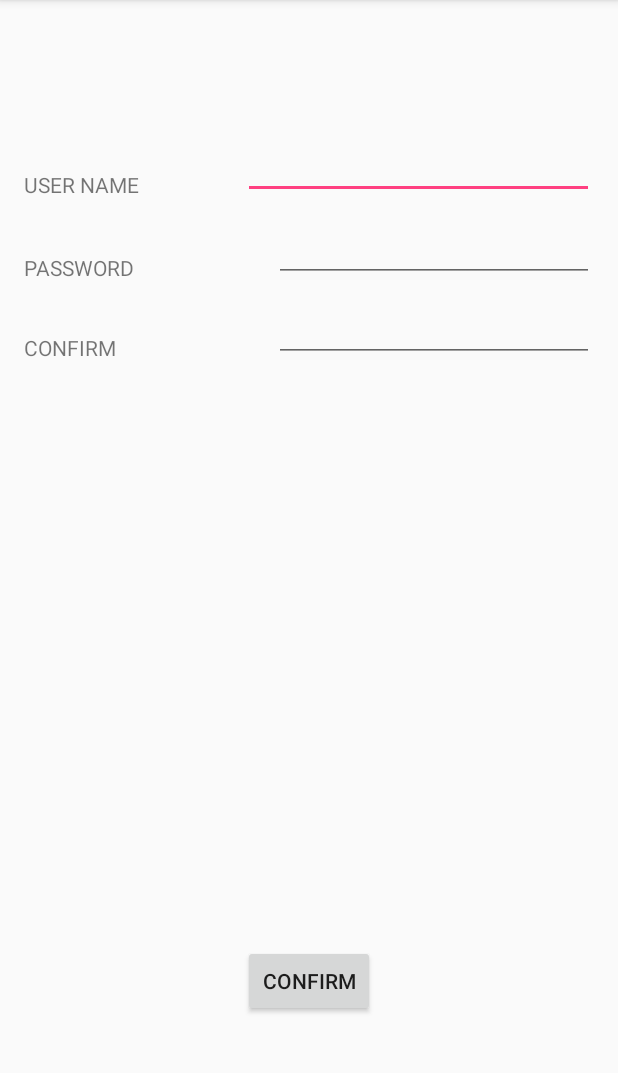
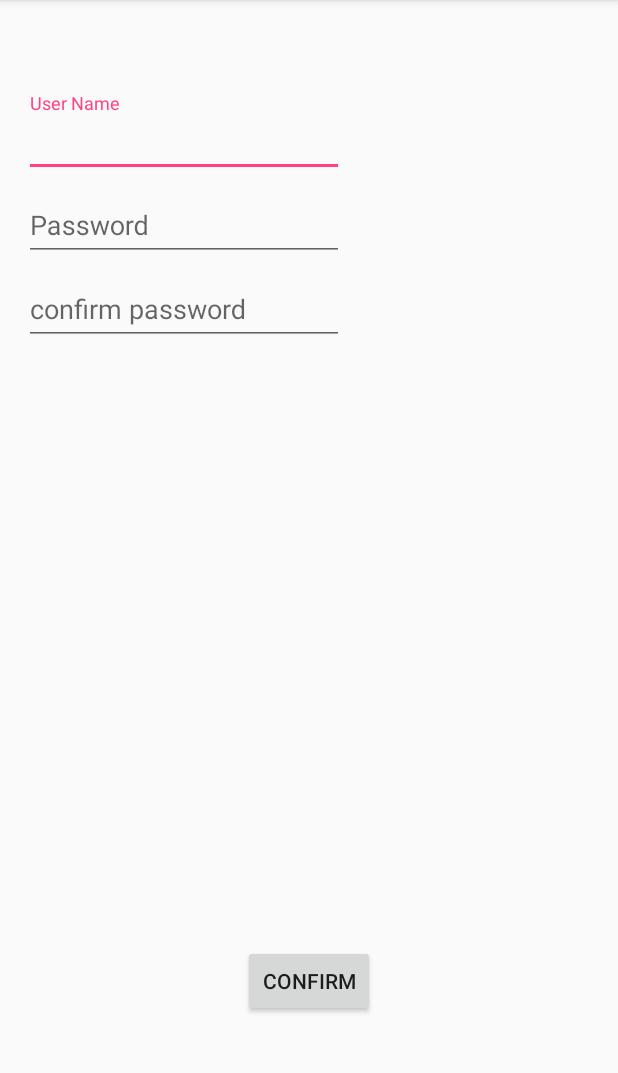
Before and after one commit to adeemwt/NewTankGame, an Android app: the screen it shows after launch (SignUpActivity), after a tap on "SIGN UP", on a phone screen of 412 x 824 dp, the part 84-1157 px from its top. Run offline under Robolectric (Android 15) with nearby library versions, the phone set to English and light mode, and no system bars; libraries missing offline, so code that uses them is left out: com.firebase.client; 1 statement that could not run was skipped.

Commit message:
changes before tragil 2 submition

```diff
--- a/app/src/main/java/classes/Tank.java
+++ b/app/src/main/java/classes/Tank.java
@@ -17,11 +17,11 @@ import java.util.Comparator;
  4.	Class - Player  (var)
 
  */
-public class Tank implements Comparable<Tank> { //player id? or a class player? איקe vy tank has a player what deos the player class do other than save the id and name? nothing .. but you need a conection so you can use it to save if we won or not okzy, then plalyer , less searches WAT?
+public class Tank implements Comparable<Tank> {
     private Point position;
     private int currentScore;
     private Player player;
-    private Color colour;//every tank has a player, and when it scores it saves ... i dont know what the player deos XD
+    private Color colour;
     private float headingAngle;
 
     public Tank(Player player,Color colour){
--- a/app/src/main/java/com/example/adeem/tankgame/MainActivity.java
+++ b/app/src/main/java/com/example/adeem/tankgame/MainActivity.java
@@ -2,6 +2,7 @@ package com.example.adeem.tankgame;
 
 import android.content.Intent;
 import android.content.SharedPreferences;
+import android.content.res.Resources;
 import android.os.Bundle;
 import android.support.v7.app.AppCompatActivity;
 import android.view.View;
@@ -19,12 +20,14 @@ public class MainActivity extends AppCompatActivity implements View.OnClickListe
     Button startGame;
     Button startGameMulti;
     Button logoff;
-    TextView textRef;
-    SharedPreferences prefs;
-    Spinner spinner;
+    private TextView textRef;
+    private SharedPreferences prefs;
+    private Spinner spinner;
 
-    String MY_PREFS_NAME = "usernamePREFS";
+    private String my_pref_name ;
+    private String SHuserName ;
 
+    private Resources res;
     @Override
     protected void onCreate(Bundle savedInstanceState) {
         super.onCreate(savedInstanceState);
@@ -35,6 +38,8 @@ public class MainActivity extends AppCompatActivity implements View.OnClickListe
         this.highScores = (Button)findViewById(R.id.highScoresBTN);
         this.startGame =  (Button)findViewById(R.id.startBTN);
         this.startGameMulti =  (Button)findViewById(R.id.multiBTN);
+        this.startGameMulti.setClickable(false);
+      //  this.startGameMulti.setVisibility(View.GONE);
         this.signup.setOnClickListener(this);
         this.signin.setOnClickListener(this);
         this.startGame.setOnClickListener(this);
@@ -45,17 +50,33 @@ public class MainActivity extends AppCompatActivity implements View.OnClickListe
 
         this.textRef = (TextView)findViewById(R.id.txtinhere);
 
+        res = getResources();
+
+        my_pref_name = res.getString(R.string.SharedPreferencesPrefsName);
+        SHuserName = res.getString(R.string.SharedPreferencesUserName);
 
         spinner = (Spinner) findViewById(R.id.Diff_spinner);
         ArrayAdapter<CharSequence> adapter = ArrayAdapter.createFromResource(this,
                 R.array.Diff_spinner, android.R.layout.simple_spinner_item);
         adapter.setDropDownViewResource(android.R.layout.simple_spinner_dropdown_item);
         spinner.setAdapter(adapter);
-        prefs = getSharedPreferences(MY_PREFS_NAME, MODE_PRIVATE);
-        String restoredText = prefs.getString("username", null);
+        prefs = getSharedPreferences(my_pref_name, MODE_PRIVATE);
+        String restoredText = prefs.getString(SHuserName, null);
         if(restoredText!=null){
-            this.textRef.setText("signed in user is okay " + restoredText);
+            this.textRef.setText(res.getString(R.string.signedInAs) + restoredText);
         }
+
+
+        SharedPreferences.OnSharedPreferenceChangeListener listener = new SharedPreferences.OnSharedPreferenceChangeListener() {
+            public void onSharedPreferenceChanged(SharedPreferences prefs, String key) {
+                String restoredText = prefs.getString(SHuserName, null);
+                if(restoredText!=null){
+                   textRef.setText(res.getString(R.string.signedInAsAfterSignUp) + restoredText);
+                }
+            }
+        };
+
+        prefs.registerOnSharedPreferenceChangeListener(listener);
     }
 
     @Override
@@ -67,45 +88,41 @@ public class MainActivity extends AppCompatActivity implements View.OnClickListe
             startAct2Intent = new Intent(this, LoginActivity.class);
             startActivity(startAct2Intent);
 
-             prefs = getSharedPreferences(MY_PREFS_NAME, MODE_PRIVATE);
-             String restoredText = prefs.getString("username", null);
-             if(restoredText!=null){
-                 this.textRef.setText("signed in user is okay " + restoredText);
-             }
+             prefs = getSharedPreferences(my_pref_name, MODE_PRIVATE);
         } else if(buttonId == R.id.SignUpBTN){
              startAct2Intent = new Intent(this, SignUpActivity.class);
              startActivity(startAct2Intent);
-             prefs = getSharedPreferences(MY_PREFS_NAME, MODE_PRIVATE);
-             String restoredText = prefs.getString("username", null);
-             if(restoredText!=null){
-                 this.textRef.setText("signed in user is okay after sign up " + restoredText);
-             }
+             prefs = getSharedPreferences(my_pref_name, MODE_PRIVATE);
         }else if(buttonId == R.id.highScoresBTN){
-             startAct2Intent = new Intent(this,highScores.class); // change
+             startAct2Intent = new Intent(this,highScores.class);
              startActivity(startAct2Intent);
 
          }else if(buttonId == R.id.startBTN){
-             prefs = getSharedPreferences(MY_PREFS_NAME, MODE_PRIVATE);
-             SharedPreferences.Editor editor = getSharedPreferences(MY_PREFS_NAME, MODE_PRIVATE).edit();
+             prefs = getSharedPreferences(my_pref_name, MODE_PRIVATE);
+             SharedPreferences.Editor editor = getSharedPreferences(my_pref_name, MODE_PRIVATE).edit();
              editor.putString("difficultly", spinner.getSelectedItem().toString());
              editor.commit();
-             String restoredText = prefs.getString("username", null);
+             String restoredText = prefs.getString(SHuserName, null);
                 if(restoredText == null){
-                    Toast.makeText(getApplicationContext(), "YOU HAVE TO BE SIGNED IN TO START", Toast.LENGTH_SHORT).show();
+                    Toast.makeText(getApplicationContext(),res.getString(R.string.error_userNotSigedIn), Toast.LENGTH_SHORT).show();
                     return;
                 }
-             startAct2Intent = new Intent(this, inGameMap.class);// change
+             startAct2Intent = new Intent(this, inGameMap.class);
              startActivity(startAct2Intent);
          }else if(buttonId == R.id.multiBTN){
-             startAct2Intent = new Intent(this, SignUpActivity.class);// change
-             startActivity(startAct2Intent);
          }else if(buttonId == R.id.logOffBTN){
-             prefs = getSharedPreferences(MY_PREFS_NAME, MODE_PRIVATE);
-             SharedPreferences.Editor editor = getSharedPreferences(MY_PREFS_NAME, MODE_PRIVATE).edit();
+             prefs = getSharedPreferences(my_pref_name, MODE_PRIVATE);
+             SharedPreferences.Editor editor = getSharedPreferences(my_pref_name, MODE_PRIVATE).edit();
              editor.clear();
-             this.textRef.setText("the user is logged off");
+             this.textRef.setText(res.getString(R.string.userLogOff));
              editor.commit();
          }
 
+
+        String restoredText = prefs.getString(SHuserName, null);
+        if(restoredText == null){
+            Toast.makeText(getApplicationContext(),res.getString(R.string.error_userNotSigedIn), Toast.LENGTH_SHORT).show();
+            return;
+        }
     }
 }
--- a/app/src/main/java/com/example/adeem/tankgame/SignUpActivity.java
+++ b/app/src/main/java/com/example/adeem/tankgame/SignUpActivity.java
@@ -3,6 +3,7 @@ package com.example.adeem.tankgame;
 import android.app.Activity;
 import android.content.Intent;
 import android.content.SharedPreferences;
+import android.content.res.Resources;
 import android.os.Bundle;
 import android.support.v7.app.AppCompatActivity;
 import android.view.View;
@@ -16,18 +17,19 @@ import com.firebase.client.FirebaseError;
 import com.firebase.client.ValueEventListener;
 
 public class SignUpActivity extends AppCompatActivity  implements View.OnClickListener{
-Firebase mRef;
 
+    Firebase mRef;
     Button confirm;
     TextView nametxt;
     TextView passtxt;
     TextView confirmPasstxt;
     SharedPreferences prefs;
+    final Activity Me = this;
+    String my_pref_name;
+    private Resources res;
 
-    SignUpActivity thisclass = this;
+    String text;
 
-    final Activity Me = this;
-    String MY_PREFS_NAME = "usernamePREFS";
     @Override
     protected void onCreate(Bundle savedInstanceState) {
         super.onCreate(savedInstanceState);
@@ -39,42 +41,42 @@ Firebase mRef;
         this.confirmPasstxt = (TextView)  findViewById(R.id.confirmTXT);
 
         this.confirm.setOnClickListener(this);
-//GIVE ME 5 PLS
 
-
+        res = getResources();
+        my_pref_name = res.getString(R.string.SharedPreferencesPrefsName);
 
     }
 
+    /*
+    *
+     */
     @Override
     public void onClick(View v) {
         final String name = this.nametxt.getText().toString();
         final String pass = this.passtxt.getText().toString();
         if(pass.equals(this.confirmPasstxt.getText().toString())){
 
-            mRef = new Firebase("https://tankgameproject-85eb4.firebaseio.com/users/" + name+"/pass/");// + "_pass");//here we copy the url ... so the "users" here is kind of a key that gets a value
+            mRef = new Firebase("https://tankgameproject-85eb4.firebaseio.com/users/" + name+"/pass/");
+
             mRef.addValueEventListener(new ValueEventListener() {
                 @Override
                 public void onDataChange(DataSnapshot dataSnapshot) {
-                    String text = dataSnapshot.getValue(String.class);
+                    text = dataSnapshot.getValue(String.class);
+                   //String text = dataSnapshot.getValue(String.class);
                     if(text == null){
                         mRef.setValue(pass);
-                        Toast.makeText(getApplicationContext(), "the user was added successfully!! ", Toast.LENGTH_SHORT).show();
+                        Toast.makeText(getApplicationContext(), res.getString(R.string.userAdded), Toast.LENGTH_SHORT).show();
 
-                        prefs = getSharedPreferences(MY_PREFS_NAME, MODE_PRIVATE);
+                        prefs = getSharedPreferences(my_pref_name, MODE_PRIVATE);
 
-                        SharedPreferences.Editor editor = getSharedPreferences(MY_PREFS_NAME, MODE_PRIVATE).edit();
-                        editor.putString("username",name);
+                        SharedPreferences.Editor editor = getSharedPreferences(my_pref_name, MODE_PRIVATE).edit();
+                        editor.putString(res.getString(R.string.SharedPreferencesUserName),name);
 
                         editor.commit();
 
                         Me.onBackPressed();
-//                   Intent startAct2Intent = new Intent(thisclass, MainActivity.class);
-//                    startActivity(startAct2Intent);
                     }
-                    else{
 
-                        Toast.makeText(getApplicationContext(), "the username already exists, please try again !", Toast.LENGTH_SHORT).show();
-                    }
                 }
                 @Override
                 public void onCancelled(FirebaseError firebaseError) {
@@ -82,11 +84,16 @@ Firebase mRef;
                 }
             });
 
+           if(text!=null){
+                Toast.makeText(getApplicationContext(),res.getString(R.string.error_usernameAlreadyExists ), Toast.LENGTH_SHORT).show();
+            }
 
         }
         else{
-            Toast.makeText(getApplicationContext(), "passwords dont match, please try again!.", Toast.LENGTH_SHORT).show();
+            Toast.makeText(getApplicationContext(),res.getString(R.string.error_passwordsDontMatchs), Toast.LENGTH_SHORT).show();
 
         }
     }
+
+
 }
--- a/app/src/main/java/com/example/adeem/tankgame/dbInitialConnect.java
+++ b/app/src/main/java/com/example/adeem/tankgame/dbInitialConnect.java
@@ -4,6 +4,7 @@ import com.firebase.client.Firebase;
 
 /**
  * Created by adeem on 16/09/2016.
+ * needed for Firebase
  */
 public class dbInitialConnect extends android.app.Application{
     @Override
--- a/app/src/main/res/layout/activity_in_game_map.xml
+++ b/app/src/main/res/layout/activity_in_game_map.xml
@@ -18,7 +18,7 @@
         android:id="@+id/limitsView"
         android:layout_x="0dp"
         android:layout_y="0dp"
-        android:background="@drawable/limits2" />
+        android:background="@drawable/new_map" />
 
     <Button
         android:layout_width="wrap_content"
--- a/app/src/main/res/layout/activity_main.xml
+++ b/app/src/main/res/layout/activity_main.xml
@@ -60,7 +60,7 @@
         android:layout_above="@+id/signInBTN"
         android:layout_alignEnd="@+id/startBTN"
         android:layout_centerVertical="true"
-        android:text="New Text"
+        android:text=""
         android:textColor="#ee0505" />
 
     <Button
--- a/app/src/main/res/layout/activity_sign_up.xml
+++ b/app/src/main/res/layout/activity_sign_up.xml
@@ -17,57 +17,60 @@
         android:layout_centerHorizontal="true"
         android:layout_marginBottom="74dp"
         android:text="confirm" />
+    <android.support.design.widget.TextInputLayout
+        android:layout_width="match_parent"
+        android:layout_height="wrap_content"
+        android:id="@+id/view2"
+        android:layout_marginTop="46dp"
+        android:layout_alignParentTop="true"
+        android:layout_alignParentStart="true">
+        <EditText
+            android:id="@+id/nameTXT"
+            android:ems="10"
 
-    <TextView
-        android:id="@+id/textView"
             android:layout_width="wrap_content"
             android:layout_height="wrap_content"
             android:layout_alignParentTop="true"
-        android:layout_marginTop="97dp"
-        android:text="USER NAME" />
+            android:hint="@string/prompt_username"
+            android:layout_alignStart="@+id/passTXT"
+            android:layout_alignEnd="@+id/passTXT" />
 
-    <TextView
-        android:id="@+id/PASS"
-        android:layout_width="wrap_content"
+    </android.support.design.widget.TextInputLayout>
+
+    <android.support.design.widget.TextInputLayout
+        android:layout_width="match_parent"
         android:layout_height="wrap_content"
-        android:layout_alignParentStart="true"
-        android:layout_below="@+id/textView"
-        android:layout_marginTop="36dp"
-        android:text="PASSWORD" />
-
-    <EditText
-        android:id="@+id/nameTXT"
-        android:layout_width="wrap_content"
-        android:layout_height="wrap_content"
-        android:layout_above="@+id/PASS"
+        android:id="@+id/view"
+        android:layout_alignParentTop="true"
         android:layout_alignParentEnd="true"
-        android:layout_alignStart="@+id/signupBTN"
-        android:layout_toEndOf="@+id/textView" />
-
-    <TextView
-        android:id="@+id/textView2"
-        android:layout_width="wrap_content"
-        android:layout_height="wrap_content"
-        android:layout_alignParentStart="true"
-        android:layout_below="@+id/PASS"
-        android:layout_marginTop="34dp"
-        android:text="CONFIRM" />
-
+        android:layout_marginTop="102dp">
         <EditText
             android:id="@+id/passTXT"
             android:layout_width="wrap_content"
             android:layout_height="wrap_content"
-        android:layout_alignBottom="@+id/PASS"
-        android:layout_alignParentEnd="true"
             android:ems="10"
-        android:inputType="textPassword" />
+            android:inputType="textPassword"
+            android:hint="@string/prompt_password"
+            android:layout_alignParentTop="true"
+            android:layout_alignStart="@+id/confirmTXT"
+            android:layout_marginTop="67dp" />
+    </android.support.design.widget.TextInputLayout>
 
+    <android.support.design.widget.TextInputLayout
+        android:layout_width="match_parent"
+        android:layout_height="wrap_content"
+        android:layout_below="@+id/view"
+        android:layout_alignParentStart="true">
         <EditText
             android:id="@+id/confirmTXT"
             android:layout_width="wrap_content"
             android:layout_height="wrap_content"
-        android:layout_alignBottom="@+id/textView2"
-        android:layout_alignParentEnd="true"
             android:ems="10"
-        android:inputType="textPassword" />
+            android:hint="confirm password"
+            android:inputType="textPassword"
+            android:layout_below="@+id/passTXT"
+            android:layout_centerHorizontal="true"
+            android:layout_marginTop="46dp" />
+    </android.support.design.widget.TextInputLayout>
+
 </RelativeLayout>
--- a/app/src/main/res/values/strings.xml
+++ b/app/src/main/res/values/strings.xml
@@ -1,19 +1,40 @@
 <resources>
+
+
+
+    <!-- Strings related to login -->
     <string name="app_name">TankGame</string>
     <string name="title_activity_login">Sign in</string>
-
-    <!-- Strings related to login -->
     <string name="prompt_username">User Name</string>
     <string name="prompt_password">Password </string>
     <string name="action_sign_in">Sign in or register</string>
     <string name="action_sign_in_short">Sign in</string>
-    <string name="error_invalid_email">This email address is invalid</string>
-    <string name="error_invalid_password">This password is too short</string>
+    <string name="error_usernameAlreadyExists">the username already exists, please try again !</string>
+    <string name="error_passwordsDontMatchs">passwords dont match, please try again! </string>
+
+    <string name="signedInAs">signed in as :</string>
+    <string name="signedInAsAfterSignUp">signed in as :</string>
+    <string name="userAdded">the user was added successfully!!  </string>
+
+    <string name="error_userNotSigedIn">YOU HAVE TO BE SIGNED IN TO START</string>
+    <string name="userLogOff">the user is logged off</string>
     <string name="error_incorrect_password">This password is incorrect</string>
-    <string name="error_field_required">This field is required</string>
-    <string name="permission_rationale">"Contacts permissions are needed for providing email
-        completions."
-    </string>
+    <string name="error_invalid_user">the user does not exist!</string>
+    <string name="signedIn">signed in successfully</string>
+
+    <!-- Strings related to high Score bord-->
+
+    <string name="highScoreSingelBTN">single player</string>
+    <string name="highScoreMultiBTN">multi player</string>
+
+    <!--  SharedPreferences-->
+    <string name="SharedPreferencesUserName">username</string>
+    <string name="SharedPreferencesPrefsName">usernamePREFS</string>
+
+
+    <!--  Firebase-->
+    <string name="FirebaseUserName">username</string>
+
     <color name="white">#000000</color>
 
     <string-array name="Diff_spinner">
```
Also changed, not shown: app/src/main/java/classes/Bullet.java (+12 -5 lines), app/src/main/java/classes/Map.java (deleted, +0 -36 lines), app/src/main/java/com/example/adeem/tankgame/LoginActivity.java (+17 -31 lines), app/src/main/java/com/example/adeem/tankgame/highScores.java (+22 -19 lines), app/src/main/java/com/example/adeem/tankgame/inGameMap.java (+83 -88 lines), app/src/main/res/drawable/new_map.jpg (added). Lines whose indentation alone changed are shown as unchanged.
